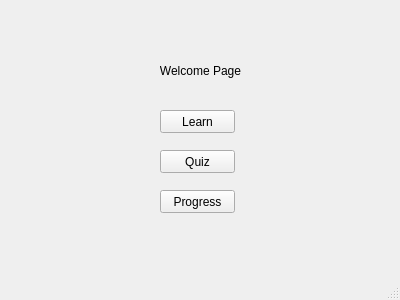
Old version of the form HomePage.ui in the repository ZachKrol/MusGator.
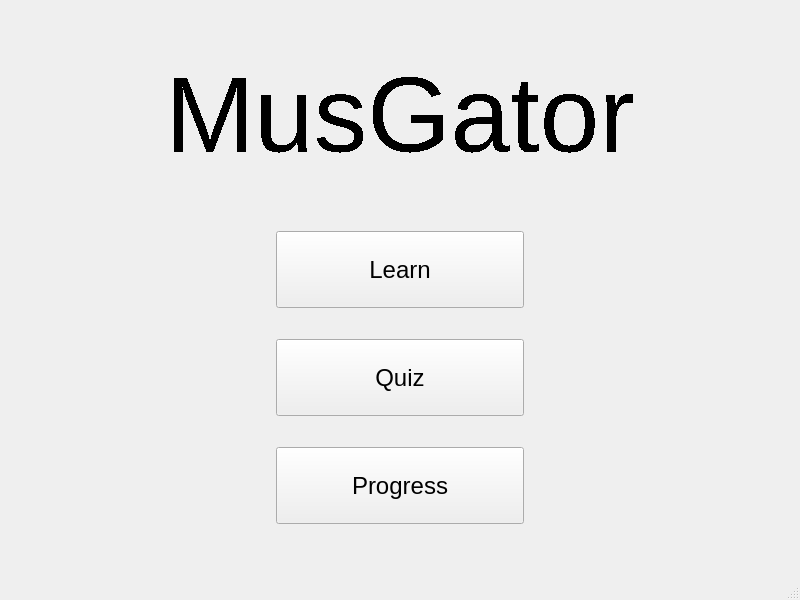
New version of the form.

Commit message: Add page layouts and responsiveness

```diff
--- a/HomePage.ui
+++ b/HomePage.ui
@@ -6,69 +6,298 @@
    <rect>
     <x>0</x>
     <y>0</y>
-    <width>400</width>
-    <height>300</height>
+    <width>800</width>
+    <height>600</height>
    </rect>
   </property>
+  <property name="minimumSize">
+   <size>
+    <width>800</width>
+    <height>600</height>
+   </size>
+  </property>
   <property name="windowTitle">
    <string>MusGator</string>
   </property>
   <widget class="QWidget" name="centralwidget">
-   <widget class="QLabel" name="label">
-    <property name="geometry">
-     <rect>
-      <x>160</x>
-      <y>50</y>
-      <width>81</width>
-      <height>41</height>
-     </rect>
-    </property>
-    <property name="text">
-     <string>Welcome Page</string>
-    </property>
-    <property name="alignment">
-     <set>Qt::AlignCenter</set>
-    </property>
-   </widget>
-   <widget class="QPushButton" name="learnButton">
-    <property name="geometry">
-     <rect>
-      <x>160</x>
-      <y>110</y>
-      <width>75</width>
-      <height>23</height>
-     </rect>
-    </property>
-    <property name="text">
-     <string>Learn</string>
-    </property>
-   </widget>
-   <widget class="QPushButton" name="quizButton">
-    <property name="geometry">
-     <rect>
-      <x>160</x>
-      <y>150</y>
-      <width>75</width>
-      <height>23</height>
-     </rect>
-    </property>
-    <property name="text">
-     <string>Quiz</string>
-    </property>
-   </widget>
-   <widget class="QPushButton" name="progressButton">
-    <property name="geometry">
-     <rect>
-      <x>160</x>
-      <y>190</y>
-      <width>75</width>
-      <height>23</height>
-     </rect>
-    </property>
-    <property name="text">
-     <string>Progress</string>
-    </property>
-   </widget>
+   <layout class="QGridLayout" name="gridLayout" rowstretch="0,0" columnstretch="0,0">
+    <item row="1" column="1">
+     <layout class="QVBoxLayout" name="pageLayout" stretch="1,2">
+      <property name="sizeConstraint">
+       <enum>QLayout::SetDefaultConstraint</enum>
+      </property>
+      <property name="leftMargin">
+       <number>20</number>
+      </property>
+      <property name="topMargin">
+       <number>20</number>
+      </property>
+      <property name="rightMargin">
+       <number>20</number>
+      </property>
+      <property name="bottomMargin">
+       <number>20</number>
+      </property>
+      <item>
+       <widget class="QLabel" name="appTitle">
+        <property name="sizePolicy">
+         <sizepolicy hsizetype="Minimum" vsizetype="Minimum">
+          <horstretch>0</horstretch>
+          <verstretch>0</verstretch>
+         </sizepolicy>
+        </property>
+        <property name="minimumSize">
+         <size>
+          <width>0</width>
+          <height>100</height>
+         </size>
+        </property>
+        <property name="font">
+         <font>
+          <family>Arial</family>
+          <pointsize>80</pointsize>
+          <weight>50</weight>
+          <bold>false</bold>
+          <stylestrategy>NoAntialias</stylestrategy>
+         </font>
+        </property>
+        <property name="text">
+         <string>MusGator</string>
+        </property>
+        <property name="alignment">
+         <set>Qt::AlignCenter</set>
+        </property>
+       </widget>
+      </item>
+      <item>
+       <layout class="QHBoxLayout" name="bottomLayout" stretch="1,1,1">
+        <property name="leftMargin">
+         <number>0</number>
+        </property>
+        <property name="topMargin">
+         <number>0</number>
+        </property>
+        <property name="rightMargin">
+         <number>0</number>
+        </property>
+        <property name="bottomMargin">
+         <number>0</number>
+        </property>
+        <item>
+         <spacer name="horizontalSpacer_2">
+          <property name="orientation">
+           <enum>Qt::Horizontal</enum>
+          </property>
+          <property name="sizeHint" stdset="0">
+           <size>
+            <width>40</width>
+            <height>20</height>
+           </size>
+          </property>
+         </spacer>
+        </item>
+        <item>
+         <layout class="QVBoxLayout" name="buttonsLayout" stretch="1,3,1,3,1,3,1">
+          <property name="spacing">
+           <number>6</number>
+          </property>
+          <property name="sizeConstraint">
+           <enum>QLayout::SetDefaultConstraint</enum>
+          </property>
+          <property name="leftMargin">
+           <number>0</number>
+          </property>
+          <property name="topMargin">
+           <number>0</number>
+          </property>
+          <property name="rightMargin">
+           <number>0</number>
+          </property>
+          <property name="bottomMargin">
+           <number>0</number>
+          </property>
+          <item>
+           <spacer name="verticalSpacer">
+            <property name="orientation">
+             <enum>Qt::Vertical</enum>
+            </property>
+            <property name="sizeHint" stdset="0">
+             <size>
+              <width>20</width>
+              <height>40</height>
+             </size>
+            </property>
+           </spacer>
+          </item>
+          <item>
+           <widget class="QPushButton" name="learnButton">
+            <property name="sizePolicy">
+             <sizepolicy hsizetype="Minimum" vsizetype="Minimum">
+              <horstretch>0</horstretch>
+              <verstretch>0</verstretch>
+             </sizepolicy>
+            </property>
+            <property name="minimumSize">
+             <size>
+              <width>0</width>
+              <height>60</height>
+             </size>
+            </property>
+            <property name="maximumSize">
+             <size>
+              <width>16777215</width>
+              <height>90</height>
+             </size>
+            </property>
+            <property name="sizeIncrement">
+             <size>
+              <width>0</width>
+              <height>0</height>
+             </size>
+            </property>
+            <property name="font">
+             <font>
+              <family>Arial</family>
+              <pointsize>18</pointsize>
+              <weight>50</weight>
+              <bold>false</bold>
+             </font>
+            </property>
+            <property name="layoutDirection">
+             <enum>Qt::LeftToRight</enum>
+            </property>
+            <property name="text">
+             <string>Learn</string>
+            </property>
+           </widget>
+          </item>
+          <item>
+           <spacer name="verticalSpacer_4">
+            <property name="orientation">
+             <enum>Qt::Vertical</enum>
+            </property>
+            <property name="sizeHint" stdset="0">
+             <size>
+              <width>20</width>
+              <height>40</height>
+             </size>
+            </property>
+           </spacer>
+          </item>
+          <item>
+           <widget class="QPushButton" name="quizButton">
+            <property name="sizePolicy">
+             <sizepolicy hsizetype="Minimum" vsizetype="Minimum">
+              <horstretch>0</horstretch>
+              <verstretch>0</verstretch>
+             </sizepolicy>
+            </property>
+            <property name="minimumSize">
+             <size>
+              <width>0</width>
+              <height>60</height>
+             </size>
+            </property>
+            <property name="maximumSize">
+             <size>
+              <width>16777215</width>
+              <height>90</height>
+             </size>
+            </property>
+            <property name="font">
+             <font>
+              <family>Arial</family>
+              <pointsize>18</pointsize>
+             </font>
+            </property>
+            <property name="layoutDirection">
+             <enum>Qt::LeftToRight</enum>
+            </property>
+            <property name="text">
+             <string>Quiz</string>
+            </property>
+           </widget>
+          </item>
+          <item>
+           <spacer name="verticalSpacer_5">
+            <property name="orientation">
+             <enum>Qt::Vertical</enum>
+            </property>
+            <property name="sizeHint" stdset="0">
+             <size>
+              <width>20</width>
+              <height>40</height>
+             </size>
+            </property>
+           </spacer>
+          </item>
+          <item>
+           <widget class="QPushButton" name="progressButton">
+            <property name="sizePolicy">
+             <sizepolicy hsizetype="Minimum" vsizetype="Minimum">
+              <horstretch>0</horstretch>
+              <verstretch>0</verstretch>
+             </sizepolicy>
+            </property>
+            <property name="minimumSize">
+             <size>
+              <width>0</width>
+              <height>60</height>
+             </size>
+            </property>
+            <property name="maximumSize">
+             <size>
+              <width>16777215</width>
+              <height>90</height>
+             </size>
+            </property>
+            <property name="font">
+             <font>
+              <family>Arial</family>
+              <pointsize>18</pointsize>
+             </font>
+            </property>
+            <property name="layoutDirection">
+             <enum>Qt::LeftToRight</enum>
+            </property>
+            <property name="text">
+             <string>Progress</string>
+            </property>
+           </widget>
+          </item>
+          <item>
+           <spacer name="verticalSpacer_2">
+            <property name="orientation">
+             <enum>Qt::Vertical</enum>
+            </property>
+            <property name="sizeHint" stdset="0">
+             <size>
+              <width>20</width>
+              <height>40</height>
+             </size>
+            </property>
+           </spacer>
+          </item>
+         </layout>
+        </item>
+        <item>
+         <spacer name="horizontalSpacer">
+          <property name="orientation">
+           <enum>Qt::Horizontal</enum>
+          </property>
+          <property name="sizeHint" stdset="0">
+           <size>
+            <width>40</width>
+            <height>20</height>
+           </size>
+          </property>
+         </spacer>
+        </item>
+       </layout>
+      </item>
+     </layout>
+    </item>
+   </layout>
   </widget>
   <widget class="QMenuBar" name="menubar">
    <property name="geometry">
```
Left out of the diff: 2 changed lines with no effect on the pictures. The commit also changes 4 other files.
